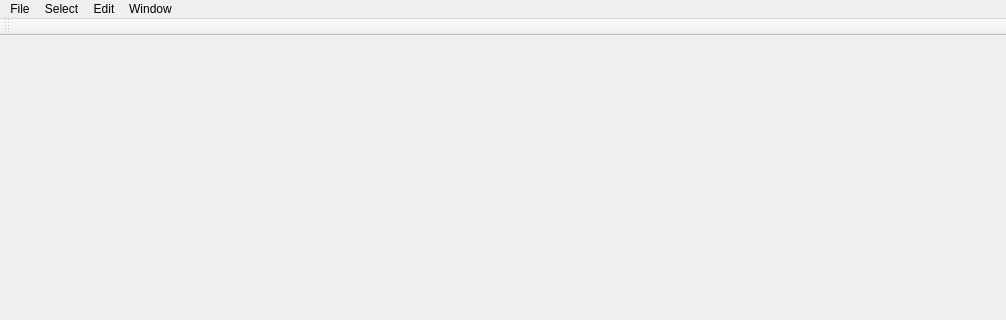
Qt form GSMViewer/MainWindow.ui (gnishida/GSMViewer) before a commit; both pictures show x 0 to 1006 and y 0 to 320 of the 1006 by 800 pixel window.
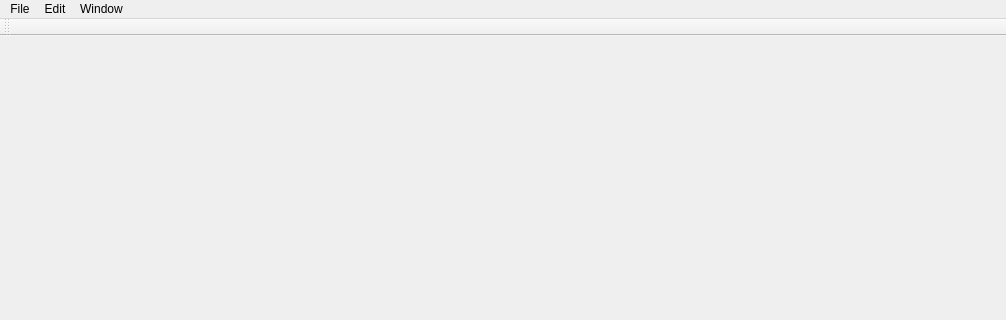
The same form after that commit. Icons and pictures are not drawn.

Diff of the .ui file:
```diff
--- a/GSMViewer/MainWindow.ui
+++ b/GSMViewer/MainWindow.ui
@@ -54,14 +54,7 @@
     <addaction name="separator"/>
     <addaction name="actionDeleteEdge"/>
    </widget>
-   <widget class="QMenu" name="menuSelect">
-    <property name="title">
-     <string>Select</string>
-    </property>
-    <addaction name="actionSelectAll"/>
-   </widget>
    <addaction name="menuFile"/>
-   <addaction name="menuSelect"/>
    <addaction name="menuEdit"/>
    <addaction name="menuWindow"/>
   </widget>
```
Left out of the diff: 6 changed lines with no effect on the pictures.
